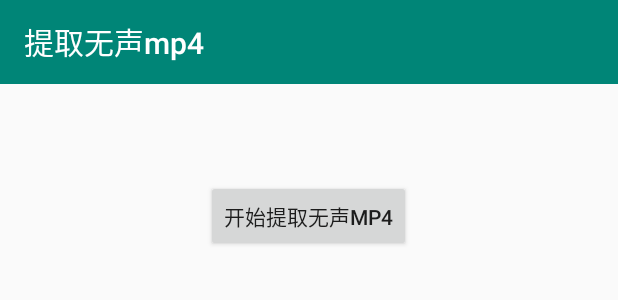
After one commit to hikobe8/AndroidMediaProject, an Android app: the layout activity_extract_mute_video.xml on its own in the app's theme, with its tools: preview values and no code run, on a phone screen of 412 x 824 dp. The commit adds this screen. Shown: the top 300 px of the screen. Run offline under Robolectric (Android 15) with nearby library versions, the phone set to English and light mode, and no system bars.

Commit message:
extract mute video

```diff
--- a/app/src/main/java/com/hikobe8/androidmediaproject/MainActivity.kt
+++ b/app/src/main/java/com/hikobe8/androidmediaproject/MainActivity.kt
@@ -7,6 +7,7 @@ import com.hikobe8.androidmediaproject.audio.AudioRecordPlayActivity
 import com.hikobe8.androidmediaproject.camera.CameraBasicActivity
 import com.hikobe8.androidmediaproject.camera.CameraRecordActivity
 import com.hikobe8.androidmediaproject.draw.DrawImageActivity
+import com.hikobe8.androidmediaproject.media.ExtractMuteVideoActivity
 
 class MainActivity : AppCompatActivity() {
 
@@ -31,4 +32,8 @@ class MainActivity : AppCompatActivity() {
         CameraRecordActivity.launch(this)
     }
 
+    fun go2MP4Extraction(view: View) {
+        ExtractMuteVideoActivity.launch(this)
+    }
+
 }
--- /dev/null
+++ b/app/src/main/res/layout/activity_extract_mute_video.xml
@@ -0,0 +1,38 @@
+<?xml version="1.0" encoding="utf-8"?>
+<LinearLayout
+        xmlns:android="http://schemas.android.com/apk/res/android"
+        xmlns:tools="http://schemas.android.com/tools"
+        xmlns:app="http://schemas.android.com/apk/res-auto"
+        android:layout_width="match_parent"
+        android:orientation="vertical"
+        android:gravity="center_horizontal"
+        android:layout_height="match_parent"
+        tools:context=".media.ExtractMuteVideoActivity">
+
+    <android.support.v7.widget.Toolbar
+            android:id="@+id/toolbar"
+            android:theme="@style/ThemeOverlay.AppCompat.Dark"
+            app:popupTheme="@style/ThemeOverlay.AppCompat.Light"
+            app:title="@string/text_video_extraction"
+            style="@style/ActionBarStyle"/>
+
+    <Button
+            android:text="开始提取无声mp4"
+            android:layout_width="wrap_content"
+            android:layout_height="wrap_content"
+            android:id="@+id/button"
+            android:layout_marginTop="64dp"/>
+    <ScrollView
+            android:scrollbars="vertical"
+            android:layout_width="match_parent"
+            android:layout_height="wrap_content">
+
+        <TextView
+                android:layout_gravity="center_horizontal"
+                android:layout_width="wrap_content"
+                android:layout_height="wrap_content"
+                android:id="@+id/textView"/>
+
+    </ScrollView>
+
+</LinearLayout>
--- a/app/src/main/res/values/strings.xml
+++ b/app/src/main/res/values/strings.xml
@@ -1,6 +1,7 @@
 <resources>
     <string name="app_name">AndroidMediaProject</string>
     <string name="title_draw_image">绘制图片</string>
+    <string name="text_video_extraction">提取无声mp4</string>
     <string name="text_recording">正在录音 : %d s</string>
     <string name="text_recording_video">正在录像 : %s</string>
 </resources>
```
Also changed, not shown: app/src/main/AndroidManifest.xml (+6 -3 lines), app/src/main/java/com/hikobe8/androidmediaproject/media/ExtractMuteVideoActivity.kt (added, +147 -0 lines), app/src/main/res/layout/activity_main.xml (+7 -0 lines).
